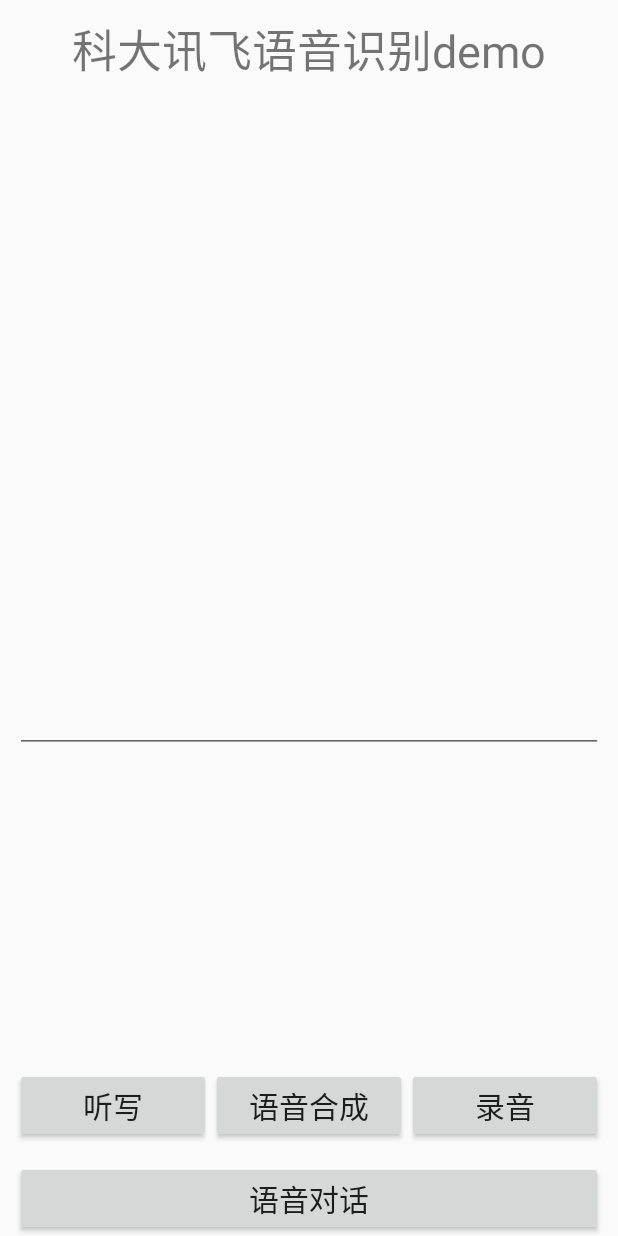
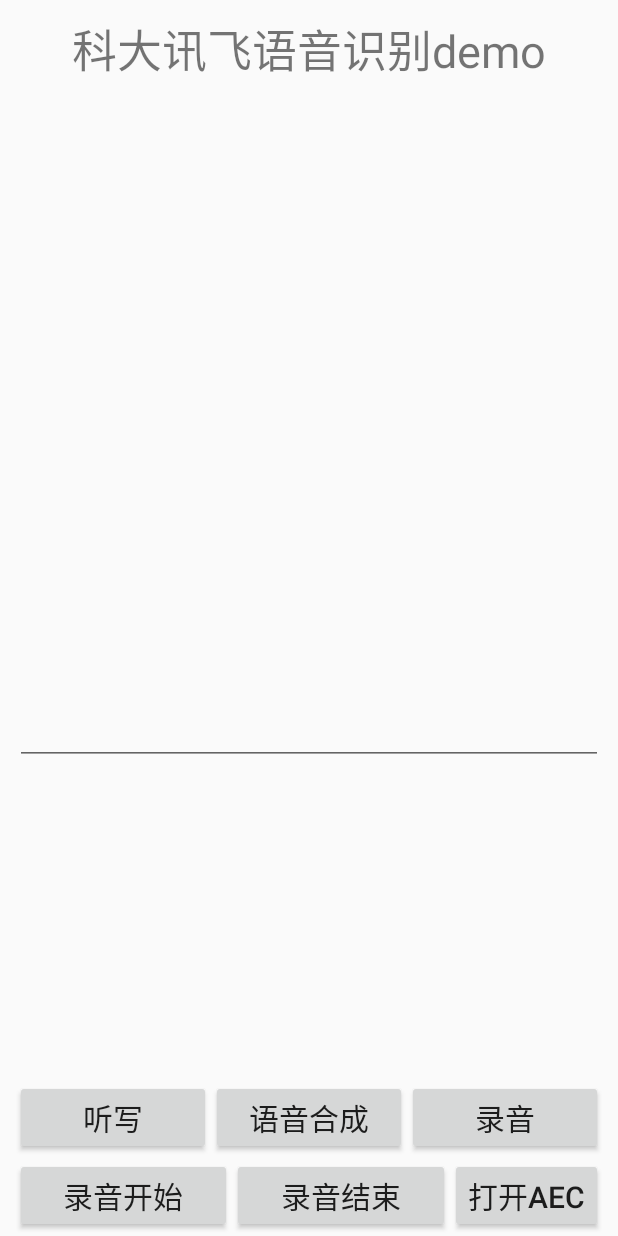
Before and after one commit to ljl86400/IflytekIat-Tts, an Android app: the screen it shows after launch (MainActivity), on a phone screen of 412 x 824 dp. Run offline under Robolectric (Android 15) with nearby library versions, the phone set to English and light mode, and no system bars.

Commit message:
修改了主界面的按键种类与排布，删除之前的“语音对话按钮”，添加“录音开始”“录音结束”“打开AEC”按钮，实现“录音开始”按键控制开始录音，“录音结束”按键控制结束录音并保存

```diff
--- a/app/src/main/java/com/shawnlee/iflytekasr/MainActivity.java
+++ b/app/src/main/java/com/shawnlee/iflytekasr/MainActivity.java
@@ -182,10 +182,14 @@ public class MainActivity extends Activity implements View.OnClickListener,View.
         Button startIatButton = findViewById(R.id.iat_button);
         Button startTtsButton = findViewById(R.id.tts_button);
         Button longTimeRecordAudioButton = findViewById(R.id.record_audio_button);
-        Button startAudioStreamRecognizeButton = findViewById(R.id.iat_recognize_stream_button);
+        Button startAecButton = findViewById(R.id.start_aec_button);
+        Button startRecordAudioButton = findViewById(R.id.record_audio_start_button);
+        Button stopRecordAudioButton = findViewById(R.id.record_audio_stop_button);
         startIatButton.setOnClickListener(this);
         startTtsButton.setOnClickListener(this);
-        startAudioStreamRecognizeButton.setOnClickListener(this);
+        startAecButton.setOnClickListener(this);
+        startRecordAudioButton.setOnClickListener(this);
+        stopRecordAudioButton.setOnClickListener(this);
 
         longTimeRecordAudioButton.setOnTouchListener(new View.OnTouchListener() {
 
@@ -314,8 +318,19 @@ public class MainActivity extends Activity implements View.OnClickListener,View.
             case R.id.tts_button:
                 ttsEventActive();
                 break;
-            case R.id.iat_recognize_stream_button:
-                this.showTip( "音频流识别按键已经响应" );
+            case R.id.record_audio_start_button:
+                myPcmVoiceRecorder.startVoice();
+                this.showTip("开始录音");
+                break;
+            case R.id.record_audio_stop_button:
+                myPcmVoiceRecorder.stopVoice();
+                mVoicesFilesListAdapter.getList().add(myPcmVoiceRecorder.getFileName());        // 将录音文件添加到录音文件列表中
+                // mVoicesFilesListAdapter = new MainActivity.MyListAdapter(MainActivity.this);        // 实例一个适配器
+                mVoicesFilesListView.setAdapter(mVoicesFilesListAdapter);       // 通过适配器将录音文件在列表界面中显示出来
+                showTip("保存录音" + myPcmVoiceRecorder.getFileName());     // 抛出一个录音成功的提示
+                break;
+            case R.id.start_aec_button:
+                this.showTip("回声消除功能已经打开");
                 break;
             default:
                 break;
--- a/app/src/main/res/layout/activity_main.xml
+++ b/app/src/main/res/layout/activity_main.xml
@@ -75,11 +75,37 @@
             android:textSize="20sp" />
     </LinearLayout>
 
-    <Button
-        android:id="@+id/iat_recognize_stream_button"
+
+
+    <LinearLayout
         android:layout_width="match_parent"
         android:layout_height="wrap_content"
-        android:layout_marginTop="10dp"
-        android:text="语音对话"
+        android:layout_marginBottom="2dp"
+        android:gravity="center_horizontal"
+        android:orientation="horizontal" >
+
+    <Button
+        android:id="@+id/record_audio_start_button"
+        android:layout_width="wrap_content"
+        android:layout_height="wrap_content"
+        android:layout_weight="1"
+        android:text="录音开始"
         android:textSize="20sp" />
+
+    <Button
+        android:id="@+id/record_audio_stop_button"
+        android:layout_width="wrap_content"
+        android:layout_height="wrap_content"
+        android:layout_weight="1"
+        android:text="录音结束"
+        android:textSize="20sp" />
+
+    <Button
+        android:id="@+id/start_aec_button"
+        android:layout_width="wrap_content"
+        android:layout_height="wrap_content"
+        android:text="打开AEC"
+        android:textSize="20sp" />
+    </LinearLayout>
+
 </LinearLayout>
```
